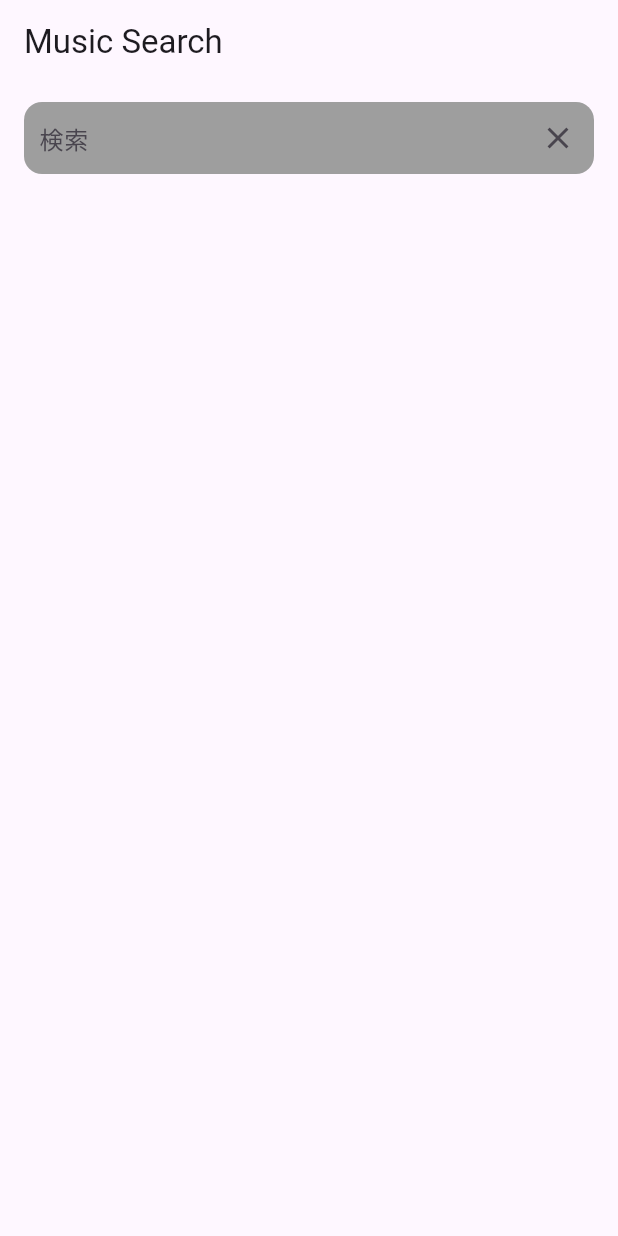
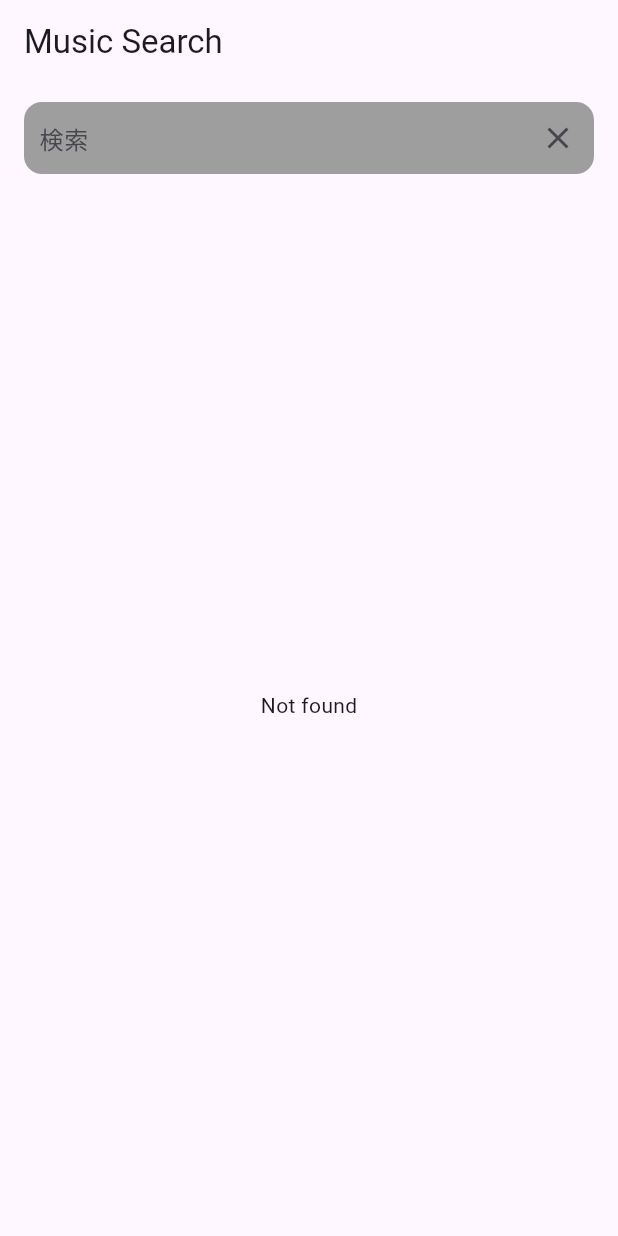
Before and after one commit to yato-developer/sample-app, a Flutter app: the screen it shows after launch, on a phone screen of 412 x 824 dp. Run offline on Flutter 3.47's test engine with Material 3 defaults, Android fonts, the phone set to English and light mode, and no system bars; our stand-ins replace flutter_riverpod, freezed_annotation.

Commit message:
Add: リポジトリを検索できるように

```diff
--- a/lib/pages/home_page/home_page.dart
+++ b/lib/pages/home_page/home_page.dart
@@ -1,33 +1,63 @@
 import 'package:flutter/material.dart';
 import 'package:flutter_riverpod/flutter_riverpod.dart';
+import 'package:sample_app/model/repository.dart';
 import 'package:sample_app/pages/home_page/home_page_controller.dart';
 
-class HomePage extends ConsumerWidget {
+class HomePage extends ConsumerStatefulWidget {
   const HomePage({super.key});
 
   @override
-  Widget build(BuildContext context, WidgetRef ref) {
+  _HomePageState createState() => _HomePageState();
+}
+
+class _HomePageState extends ConsumerState<HomePage> {
+  late TextEditingController _searchController;
+
+  @override
+  void initState() {
+    super.initState();
+    _searchController = TextEditingController();
+  }
+
+  @override
+  void dispose() {
+    _searchController.dispose();
+    super.dispose();
+  }
+
+  @override
+  Widget build(BuildContext context) {
     final repositorys =
         ref.watch(homePageProvider.select((s) => s.repositorys));
+    final isLoading = ref.watch(homePageProvider.select((s) => s.loading));
+    final errorMessage =
+        ref.watch(homePageProvider.select((s) => s.errorMessage));
+
     return Scaffold(
       appBar: AppBar(
-        title: Text("Music Search"),
+        title: const Text("Music Search"),
         bottom: PreferredSize(
           preferredSize: const Size.fromHeight(60.0),
-          child: _buildSearchTextField(),
+          child: _buildSearchTextField(ref: ref),
         ),
       ),
-      body: ListView.builder(
-          itemCount: repositorys.length,
-          itemBuilder: (BuildContext context, int index) {
-            final repository = repositorys[index];
-            return _buildContainer(name: repository.name);
-          }),
+      body: isLoading
+          ? const Center(child: CircularProgressIndicator())
+          : errorMessage.isNotEmpty
+              ? Center(child: Text(errorMessage))
+              : repositorys.isEmpty
+                  ? const Center(child: Text("Not found"))
+                  : ListView.builder(
+                      itemCount: repositorys.length,
+                      itemBuilder: (BuildContext context, int index) {
+                        final repository = repositorys[index];
+                        return _buildContainer(repository: repository);
+                      },
+                    ),
     );
   }
 
-  Widget _buildSearchTextField() {
-    final searchController = TextEditingController();
+  Widget _buildSearchTextField({required WidgetRef ref}) {
     return Padding(
       padding: const EdgeInsets.symmetric(horizontal: 16.0),
       child: Container(
@@ -37,19 +67,23 @@ class HomePage extends ConsumerWidget {
         ),
         child: Row(
           children: [
-            SizedBox(
-              width: 10,
-            ),
+            const SizedBox(width: 10),
             Expanded(
               child: TextField(
-                decoration:
-                    InputDecoration(border: InputBorder.none, hintText: "検索"),
+                decoration: const InputDecoration(
+                  border: InputBorder.none,
+                  hintText: "検索",
+                ),
+                controller: _searchController,
+                onSubmitted: (String value) {
+                  ref.read(homePageProvider.notifier).searchRepository(value);
+                },
               ),
             ),
             IconButton(
               icon: const Icon(Icons.clear),
               onPressed: () {
-                searchController.clear();
+                _searchController.clear();
               },
             ),
           ],
@@ -58,9 +92,16 @@ class HomePage extends ConsumerWidget {
     );
   }
 
-  Widget _buildContainer({
-    required String name,
-  }) {
-    return Container(height: 60, child: Text(name));
+  Widget _buildContainer({required Repository repository}) {
+    return Container(
+      height: 60,
+      padding: const EdgeInsets.all(8.0),
+      child: Row(
+        children: [
+          const SizedBox(width: 10),
+          Text(repository.name),
+        ],
+      ),
+    );
   }
 }
```
Also changed, not shown: lib/pages/home_page/home_page_controller.dart (+25 -3 lines), lib/pages/home_page/home_page_controller.freezed.dart.
